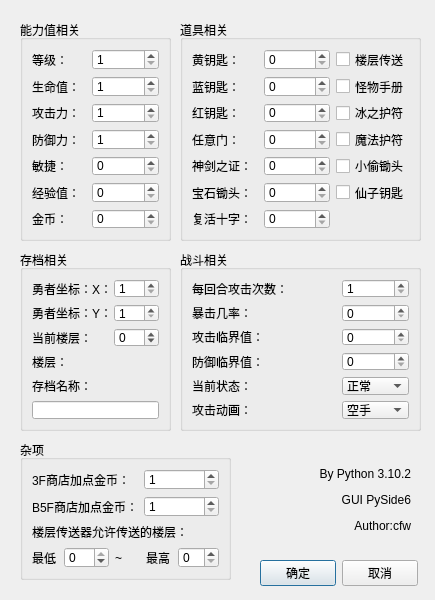
cfwnico/xinSavedataEditor, file setting.ui: the form before one commit.
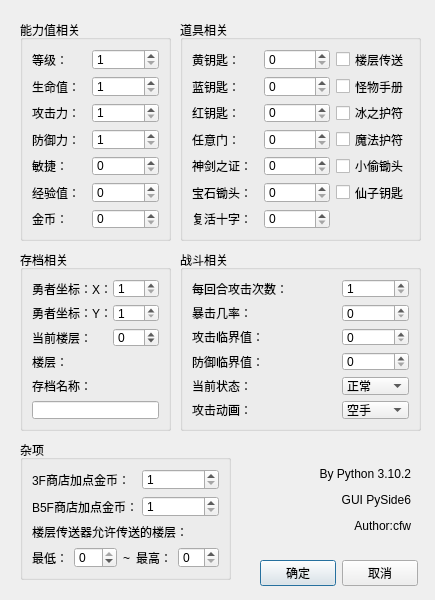
The form after the commit.

Diff of the .ui file:
```diff
--- a/setting.ui
+++ b/setting.ui
@@ -339,7 +339,7 @@
        <number>-25</number>
       </property>
       <property name="maximum">
-       <number>20</number>
+       <number>110</number>
       </property>
      </widget>
     </item>
@@ -610,7 +610,7 @@
       <item>
        <widget class="QLabel" name="label_28">
         <property name="text">
-         <string>最低</string>
+         <string>最低：</string>
         </property>
        </widget>
       </item>
@@ -634,7 +634,7 @@
       <item>
        <widget class="QLabel" name="label_29">
         <property name="text">
-         <string>最高</string>
+         <string>最高：</string>
         </property>
        </widget>
       </item>
```
Left out of the diff: 17 changed lines with no effect on the pictures.
